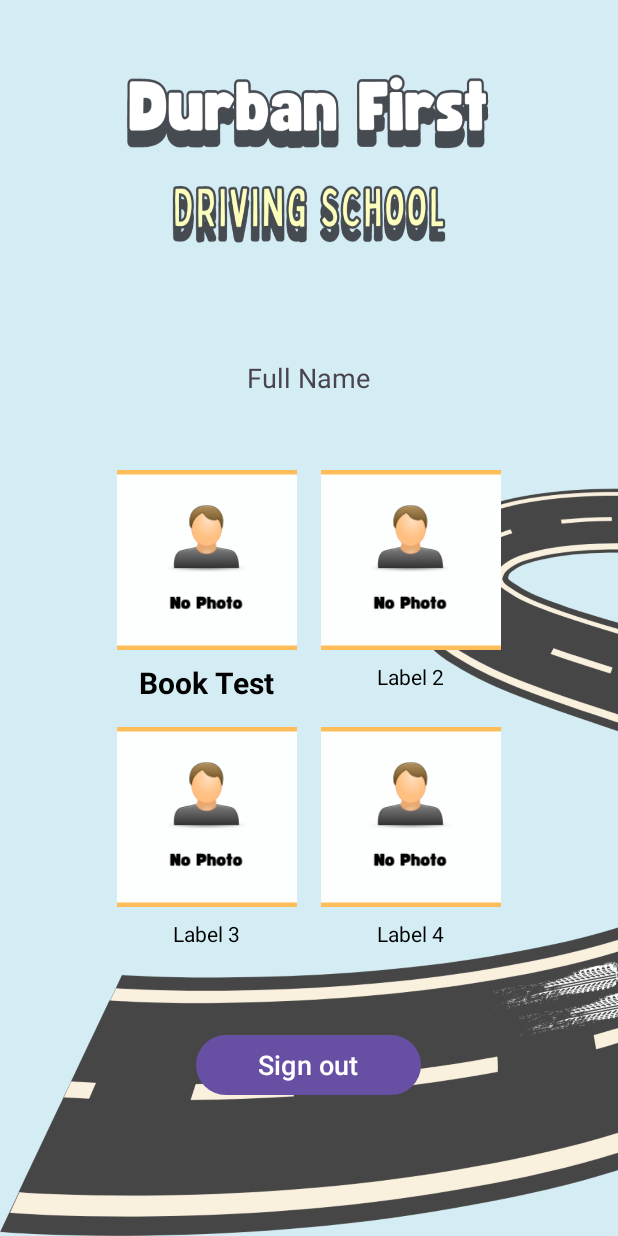
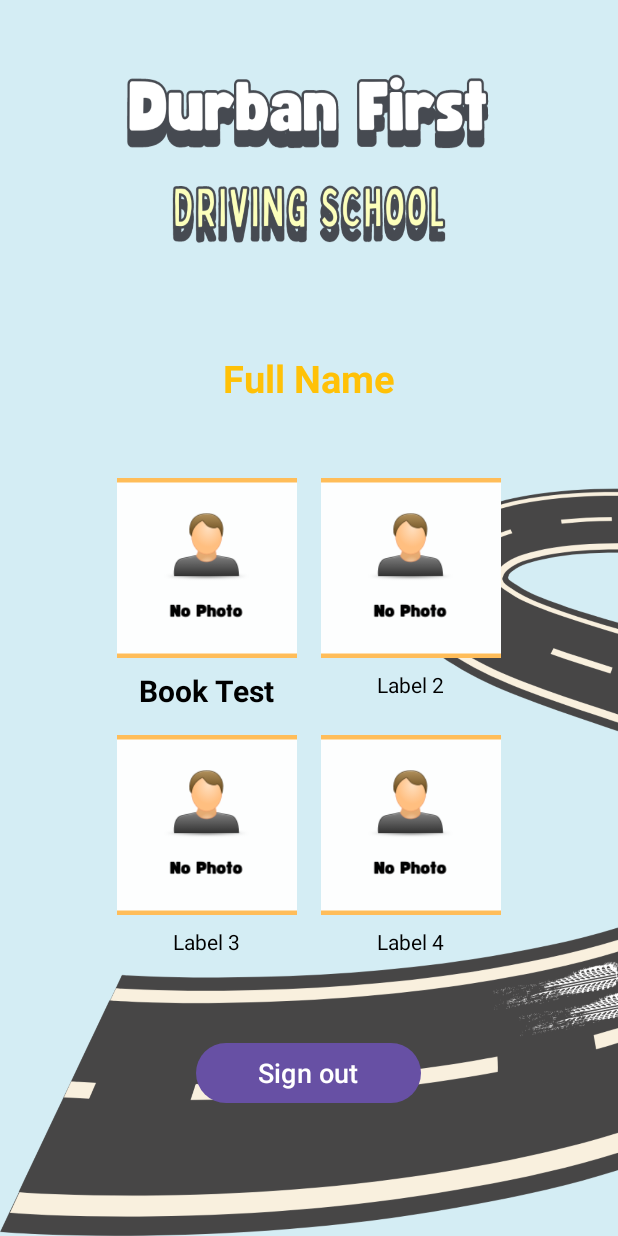
Before and after one commit to nkululekosibeko/Durban-First-Final-App, an Android app: the ApplicantActivity screen opened directly, with no data from a screen before it, on a phone screen of 412 x 824 dp. Run offline under Robolectric (Android 15) with nearby library versions, the phone set to English and light mode, and no system bars; our stand-ins replace Firebase (no records; nobody signed in at launch, a user with empty details on screens opened directly).

Commit message:
I might have to change the way i have used the firbase assistant

```diff
--- a/app/src/main/java/com/example/durbanfirst/ApplicantActivity.java
+++ b/app/src/main/java/com/example/durbanfirst/ApplicantActivity.java
@@ -2,16 +2,11 @@ package com.example.durbanfirst;
 
 import android.content.Intent;
 import android.os.Bundle;
-import android.view.View;
 import android.widget.Button;
 import android.widget.ImageView;
-import android.widget.TextView;  // Add TextView for displaying user details
+import android.widget.TextView;
 
 import androidx.appcompat.app.AppCompatActivity;
-import androidx.core.graphics.Insets;
-import androidx.core.view.ViewCompat;
-import androidx.core.view.WindowCompat;
-import androidx.core.view.WindowInsetsCompat;
 
 import com.google.firebase.auth.FirebaseAuth;
 import com.google.firebase.database.DataSnapshot;
@@ -24,7 +19,7 @@ public class ApplicantActivity extends AppCompatActivity {
 
     ImageView BookAppointment;
     Button ApplicantLogout;
-    TextView DashBoardName;  // TextView for user's full name
+    TextView DashBoardName;
     private FirebaseAuth auth;
     private DatabaseReference mDatabase;
 
@@ -35,53 +30,44 @@ public class ApplicantActivity extends AppCompatActivity {
 
         BookAppointment = findViewById(R.id.book_appointment_btn);
         ApplicantLogout = findViewById(R.id.applicant_logout);
-        DashBoardName = findViewById(R.id.dashboard_name);  // Ensure TextView exists in your XML layout
+        DashBoardName = findViewById(R.id.dashboard_name);
 
         // Initialize FirebaseAuth instance
         auth = FirebaseAuth.getInstance();
-
         if (auth.getCurrentUser() != null) {
             String userId = auth.getCurrentUser().getUid();
 
-            // Initialize Firebase Database reference to 'users' node
+            // Initialize Firebase Database reference
             mDatabase = FirebaseDatabase.getInstance().getReference().child("users");
 
-            // Retrieve user information from the database using userId
+            // Retrieve and display user's full name from the database
             mDatabase.child(userId).addListenerForSingleValueEvent(new ValueEventListener() {
                 @Override
                 public void onDataChange(DataSnapshot dataSnapshot) {
                     if (dataSnapshot.exists()) {
-                        // Get user profile information
                         String fullName = dataSnapshot.child("full_name").getValue(String.class);
                         if (fullName != null) {
-                            DashBoardName.setText(fullName);  // Display the full name on the dashboard
+                            DashBoardName.setText(fullName);  // Display user's name
+                        } else {
+                            DashBoardName.setText("User");
                         }
                     }
                 }
 
                 @Override
                 public void onCancelled(DatabaseError databaseError) {
-                    // Handle any errors during retrieval
+                    // Handle any errors
                 }
             });
         }
 
-        // Enable edge-to-edge layout
-        WindowCompat.setDecorFitsSystemWindows(getWindow(), false);
-
-        ViewCompat.setOnApplyWindowInsetsListener(findViewById(R.id.applicant_dash), (v, insets) -> {
-            Insets systemBars = insets.getInsets(WindowInsetsCompat.Type.systemBars());
-            v.setPadding(systemBars.left, systemBars.top, systemBars.right, systemBars.bottom);
-            return insets;
-        });
-
-        // Book appointment button listener
+        // Book appointment button
         BookAppointment.setOnClickListener(v -> {
             Intent intent = new Intent(ApplicantActivity.this, BookingAppointmentActivity.class);
             startActivity(intent);
         });
 
-        // Logout button listener
+        // Logout button
         ApplicantLogout.setOnClickListener(view -> {
             FirebaseAuth.getInstance().signOut();
             Intent intent = new Intent(ApplicantActivity.this, WelcomeActivity.class);
--- a/app/src/main/res/layout/activity_applicant.xml
+++ b/app/src/main/res/layout/activity_applicant.xml
@@ -18,7 +18,10 @@
         android:layout_marginTop="150dp"
         android:layout_marginBottom="25dp"
         android:text="Full Name"
-        android:textSize="18sp" />
+        android:textSize="25sp"
+        android:textStyle="bold"
+        android:textColor="@color/lavender"/>
+
 
 
     <!-- Button Grid Layout with Clickable Images -->
```
Also changed, not shown: app/src/main/java/com/example/durbanfirst/BookingAppointmentActivity.java (+32 -40 lines).
